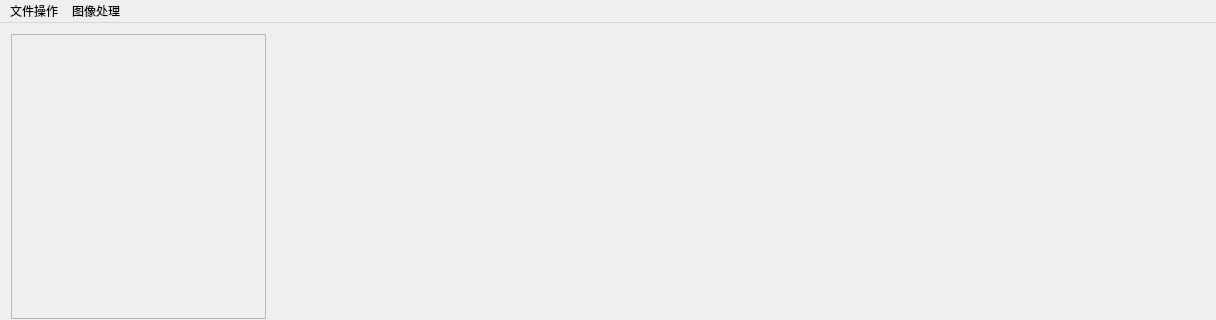
Before: the Qt Designer form mainwindow.ui in hhmy27/ImageProcess, drawn with Qt 5; both pictures show x 0 to 1216 and y 0 to 320 of the 1216 by 656 pixel window.
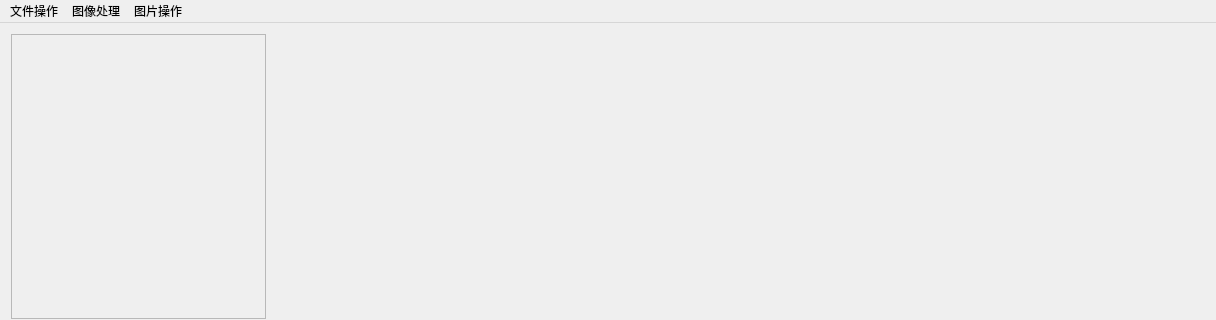
After: the same form once the commit is applied.

Patch:
```diff
--- a/mainwindow.ui
+++ b/mainwindow.ui
@@ -180,9 +180,17 @@
     <addaction name="actionSharpen"/>
     <addaction name="actionEdge_Detection"/>
     <addaction name="actionmedian_filter"/>
+    <addaction name="actionSalt"/>
+   </widget>
+   <widget class="QMenu" name="menu_2">
+    <property name="title">
+     <string>图片操作</string>
+    </property>
+    <addaction name="actionChange_Image"/>
    </widget>
    <addaction name="menuFile"/>
    <addaction name="menu"/>
+   <addaction name="menu_2"/>
   </widget>
   <action name="actionOpen_Image">
    <property name="text">
```
Left out of the diff: 10 changed lines with no effect on the pictures.
